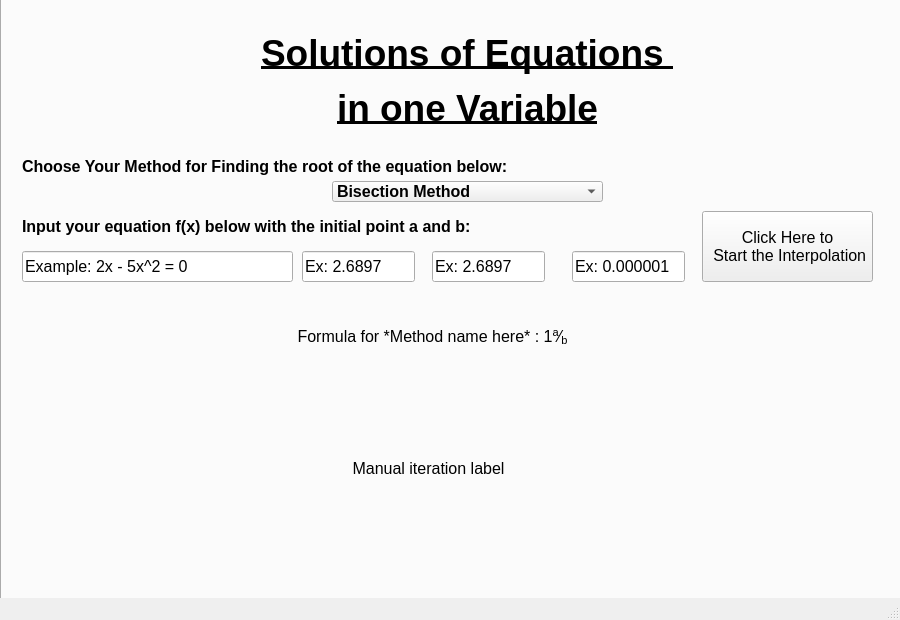
Fawad-Javed-Fateh/Zephyr-I, file MainFiles/UIDesign.ui: the form before one commit.
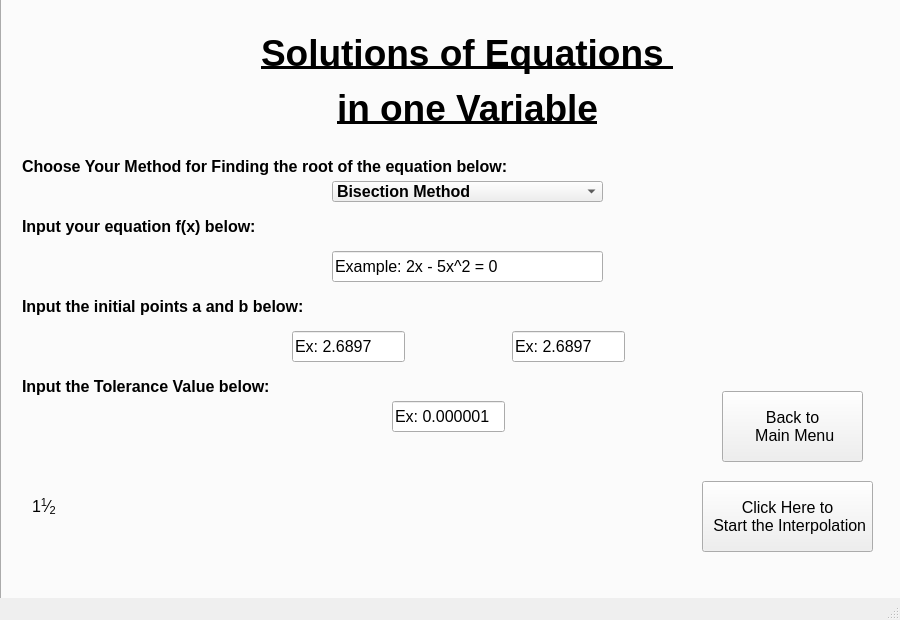
The form after the commit. The open tabs and pages were chosen to show the change.

```diff
--- a/MainFiles/UIDesign.ui
+++ b/MainFiles/UIDesign.ui
@@ -219,13 +219,13 @@
        </rect>
       </property>
       <property name="text">
-       <string>&lt;html&gt;&lt;head/&gt;&lt;body&gt;&lt;p&gt;&lt;span style=&quot; font-weight:600;&quot;&gt;Input your equation f(x) below with the initial point a and b:&lt;/span&gt;&lt;/p&gt;&lt;/body&gt;&lt;/html&gt;</string>
+       <string>&lt;html&gt;&lt;head/&gt;&lt;body&gt;&lt;p&gt;&lt;span style=&quot; font-weight:600;&quot;&gt;Input your equation f(x) below:&lt;/span&gt;&lt;/p&gt;&lt;/body&gt;&lt;/html&gt;</string>
       </property>
      </widget>
      <widget class="QLineEdit" name="Chp2FuncInput">
       <property name="geometry">
        <rect>
-        <x>20</x>
+        <x>330</x>
         <y>250</y>
         <width>271</width>
         <height>31</height>
@@ -238,8 +238,8 @@
      <widget class="QLineEdit" name="Chp2Ainput">
       <property name="geometry">
        <rect>
-        <x>300</x>
-        <y>250</y>
+        <x>290</x>
+        <y>330</y>
         <width>113</width>
         <height>31</height>
        </rect>
@@ -257,8 +257,8 @@
      <widget class="QLineEdit" name="Chp2Binput">
       <property name="geometry">
        <rect>
-        <x>430</x>
-        <y>250</y>
+        <x>510</x>
+        <y>330</y>
         <width>113</width>
         <height>31</height>
        </rect>
@@ -277,33 +277,21 @@
       <property name="geometry">
        <rect>
         <x>30</x>
-        <y>310</y>
-        <width>801</width>
-        <height>51</height>
+        <y>450</y>
+        <width>611</width>
+        <height>111</height>
        </rect>
       </property>
       <property name="text">
-       <string>&lt;html&gt;&lt;head/&gt;&lt;body&gt;&lt;p align=&quot;center&quot;&gt;Formula for *Method name here* : 1&lt;span style=&quot; vertical-align:super;&quot;&gt;a&lt;/span&gt;⁄&lt;span style=&quot; vertical-align:sub;&quot;&gt;b&lt;/span&gt;&lt;/p&gt;&lt;/body&gt;&lt;/html&gt;</string>
-      </property>
-     </widget>
-     <widget class="QLabel" name="Chp2iterationlabel">
-      <property name="geometry">
-       <rect>
-        <x>26</x>
-        <y>392</y>
-        <width>801</width>
-        <height>151</height>
-       </rect>
-      </property>
-      <property name="text">
-       <string>&lt;html&gt;&lt;head/&gt;&lt;body&gt;&lt;p align=&quot;center&quot;&gt;Manual iteration label&lt;/p&gt;&lt;/body&gt;&lt;/html&gt;</string>
+       <string>1&lt;sup&gt;1&lt;/sup&gt;&amp;frasl;&lt;sub&gt;2&lt;/sub&gt;
+</string>
       </property>
      </widget>
      <widget class="QPushButton" name="Chp2startbutton">
       <property name="geometry">
        <rect>
         <x>700</x>
-        <y>210</y>
+        <y>480</y>
         <width>171</width>
         <height>71</height>
        </rect>
@@ -316,8 +304,8 @@
      <widget class="QLineEdit" name="Chp2tolinput">
       <property name="geometry">
        <rect>
-        <x>570</x>
-        <y>250</y>
+        <x>390</x>
+        <y>400</y>
         <width>113</width>
         <height>31</height>
        </rect>
@@ -332,6 +320,46 @@
        <number>32767</number>
       </property>
      </widget>
+     <widget class="QPushButton" name="Chp2mainback">
+      <property name="geometry">
+       <rect>
+        <x>720</x>
+        <y>390</y>
+        <width>141</width>
+        <height>71</height>
+       </rect>
+      </property>
+      <property name="text">
+       <string>Back to 
+ Main Menu</string>
+      </property>
+     </widget>
+     <widget class="QLabel" name="Chp2pointslabel">
+      <property name="geometry">
+       <rect>
+        <x>20</x>
+        <y>290</y>
+        <width>551</width>
+        <height>31</height>
+       </rect>
+      </property>
+      <property name="text">
+       <string>&lt;html&gt;&lt;head/&gt;&lt;body&gt;&lt;p&gt;&lt;span style=&quot; font-weight:600;&quot;&gt;Input the initial points a and b below:&lt;/span&gt;&lt;/p&gt;&lt;/body&gt;&lt;/html&gt;</string>
+      </property>
+     </widget>
+     <widget class="QLabel" name="Chp2toleranclabel">
+      <property name="geometry">
+       <rect>
+        <x>20</x>
+        <y>370</y>
+        <width>551</width>
+        <height>31</height>
+       </rect>
+      </property>
+      <property name="text">
+       <string>&lt;html&gt;&lt;head/&gt;&lt;body&gt;&lt;p&gt;&lt;span style=&quot; font-weight:600;&quot;&gt;Input the Tolerance Value below:&lt;/span&gt;&lt;/p&gt;&lt;/body&gt;&lt;/html&gt;</string>
+      </property>
+     </widget>
     </widget>
     <widget class="QWidget" name="Chapter2iterTab">
      <attribute name="title">
```
Left out of the diff: 16 changed lines with no effect on the pictures.
